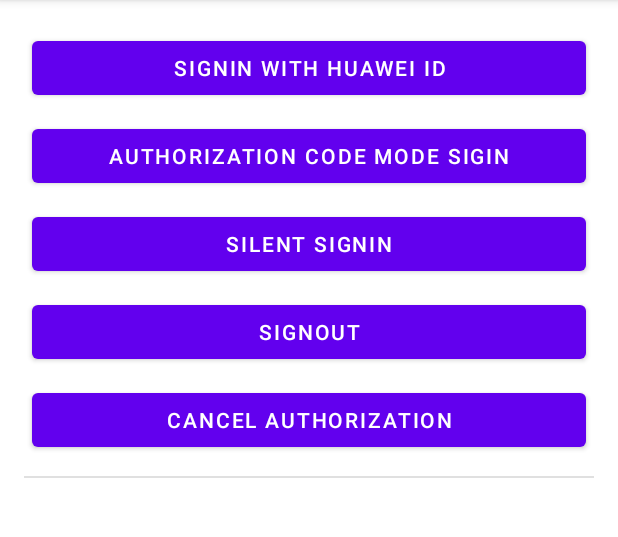
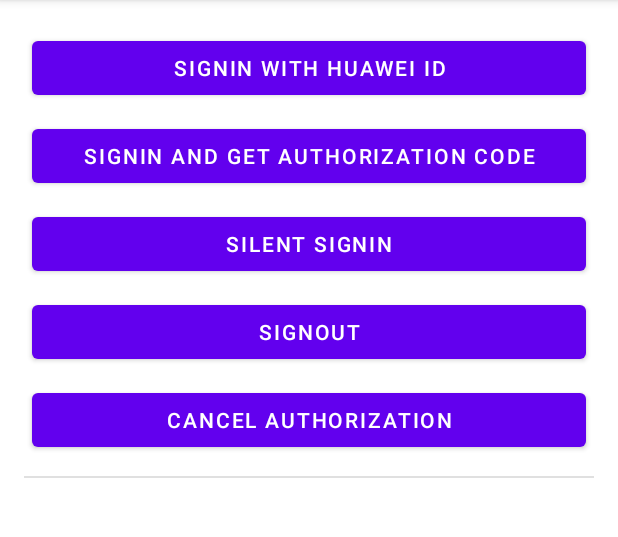
Before and after one commit to cengiztoru/HMSCoreKits, an Android app: the AccountKitActivity screen opened directly, with no data from a screen before it, on a phone screen of 412 x 824 dp, the part 84-621 px from its top. Run offline under Robolectric (Android 15) with nearby library versions, the phone set to English and light mode, and no system bars; libraries missing offline, so code that uses them is left out: com.huawei.hms.

Commit message:
Signing and getting authorization code done

```diff
--- a/app/src/main/res/layout/activity_account_kit.xml
+++ b/app/src/main/res/layout/activity_account_kit.xml
@@ -13,10 +13,10 @@
         style="@style/ButtonStyle"
         android:text="@string/sign_in" />
 
-    <Button
-        android:id="@+id/btn_account_signin_code"
+    <com.google.android.material.button.MaterialButton
+        android:id="@+id/btn_account_signin_authorization_code"
         style="@style/ButtonStyle"
-        android:text="@string/revokeAccess" />
+        android:text="@string/signin_authorization_code" />
 
     <Button
         android:id="@+id/btn_account_silent_signin"
--- a/app/src/main/res/values/strings.xml
+++ b/app/src/main/res/values/strings.xml
@@ -2,7 +2,7 @@
     <string name="app_name">HMS Core Kits Collection</string>
     <string name="sign_in">SignIn With Huawei ID</string>
     <string name="sign_out">SignOut</string>
-    <string name="revokeAccess">Authorization Code Mode SigIn</string>
+    <string name="signin_authorization_code">SignIn and Get Authorization Code</string>
     <string name="silent_sign_in">Silent SignIn</string>
     <string name="cancel_authorization">Cancel Authorization</string>
 </resources>
```
Also changed, not shown: app/src/main/java/com/cengiztoru/hmscorekits/ui/account_kit/AccountKitActivity.kt (+36 -0 lines).
